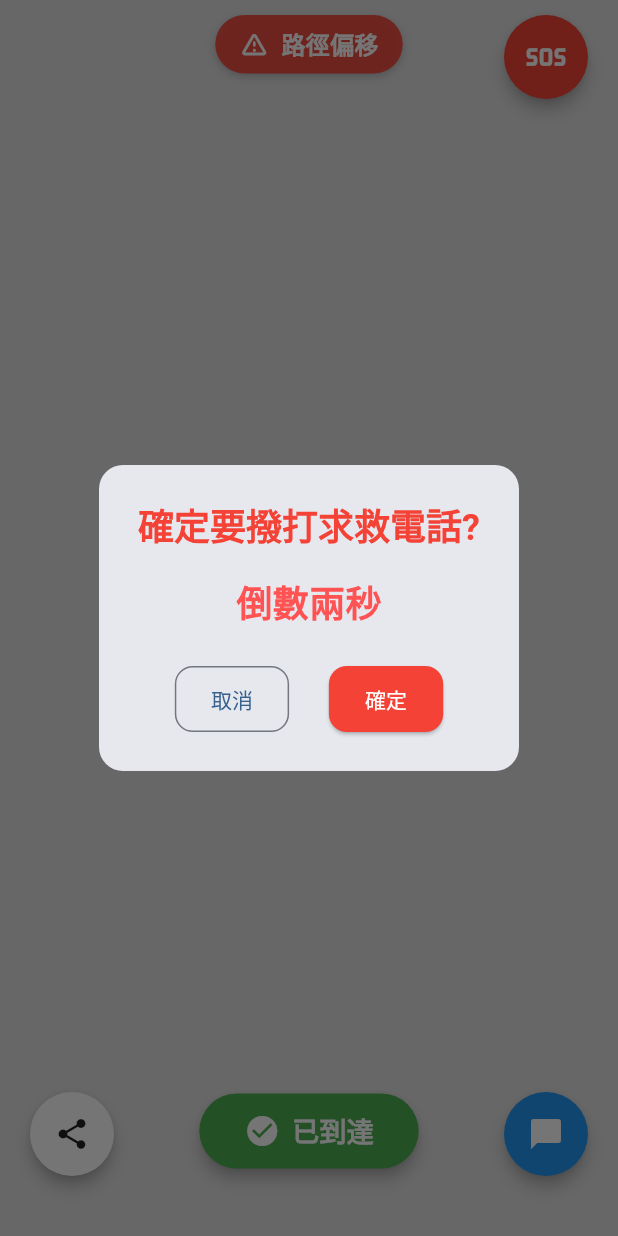
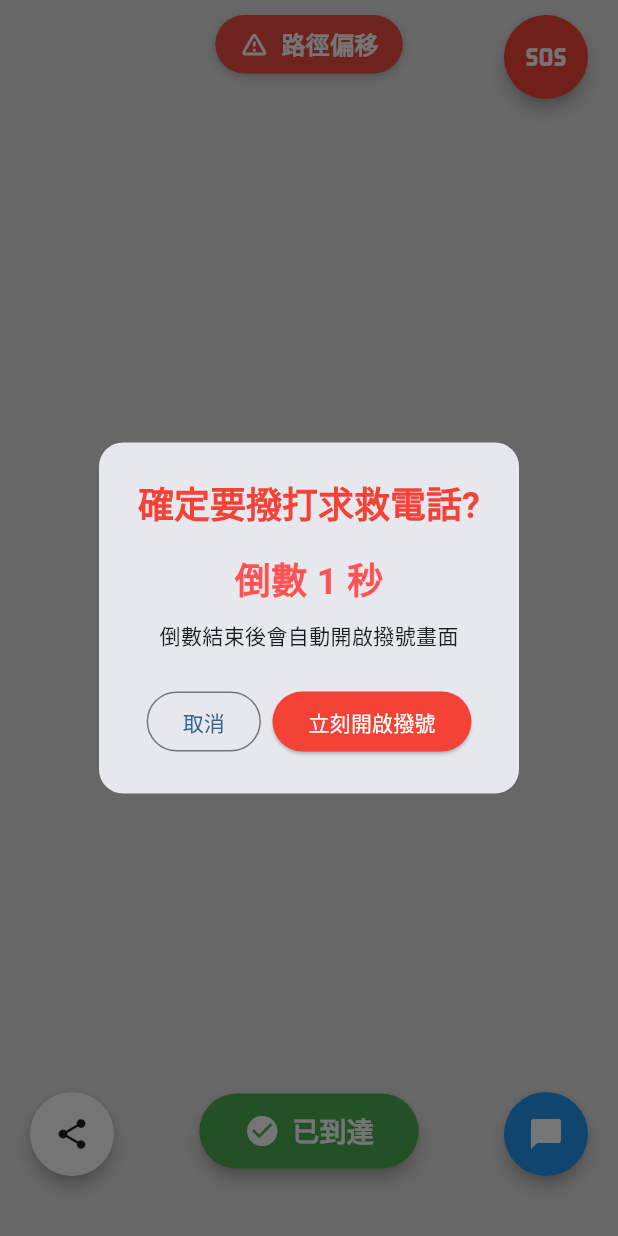
Before and after one commit to kqqy/ridesharing, a Flutter app: the ActiveTripPage widget shown alone on an empty page, opened directly, after a tap on the "sos" icon, on a phone screen of 412 x 824 dp. Run offline on Flutter 3.47's test engine with Material 3 defaults, Android fonts, the light colour scheme and no system bars; our stand-ins replace supabase_flutter; accounts and stored records are empty.

Commit message:
一鍵求助

```diff
--- a/lib/active_trip_page.dart
+++ b/lib/active_trip_page.dart
@@ -2,6 +2,9 @@ import 'package:flutter/material.dart';
 import 'active_trip_widgets.dart'; // 引入 UI
 import 'chat_page.dart'; // 引入聊天室
 import 'rating_page.dart'; // [修正] 引入更名後的評價頁面
+import 'package:url_launcher/url_launcher.dart';
+import 'dart:async';
+
 
 class ActiveTripPage extends StatefulWidget {
   const ActiveTripPage({super.key});
@@ -14,9 +17,37 @@ class _ActiveTripPageState extends State<ActiveTripPage> {
 
   // 處理 SOS 求救
 void _handleSOS() {
+  const String sosNumber = '222'; // ✅ 改成 119 / 112 / 你的客服
+  int sec = 2;
+  Timer? timer;
+
+  Future<void> openDialer() async {
+    final uri = Uri(scheme: 'tel', path: sosNumber);
+    if (await canLaunchUrl(uri)) {
+      await launchUrl(uri); // ✅ 跳到系統撥號畫面
+    } else {
+      debugPrint('無法開啟撥號畫面：$uri');
+    }
+  }
+
   showDialog(
     context: context,
-      builder: (context) => AlertDialog(
+    barrierDismissible: false,
+    builder: (dialogCtx) {
+      return StatefulBuilder(
+        builder: (context, setDialogState) {
+          timer ??= Timer.periodic(const Duration(seconds: 1), (t) async {
+            if (sec <= 1) {
+              t.cancel();
+              if (Navigator.canPop(dialogCtx)) Navigator.pop(dialogCtx);
+              await openDialer(); // ✅ 倒數完自動跳撥號
+            } else {
+              sec--;
+              setDialogState(() {});
+            }
+          });
+
+          return AlertDialog(
             shape: RoundedRectangleBorder(borderRadius: BorderRadius.circular(16)),
             title: const Center(
               child: Text(
@@ -24,13 +55,19 @@ class _ActiveTripPageState extends State<ActiveTripPage> {
                 style: TextStyle(fontWeight: FontWeight.bold, color: Colors.red),
               ),
             ),
-        content: const Column(
+            content: Column(
               mainAxisSize: MainAxisSize.min,
               children: [
                 Text(
-              '倒數兩秒',
-              style: TextStyle(fontSize: 24, fontWeight: FontWeight.bold, color: Colors.redAccent),
+                  '倒數 $sec 秒',
+                  style: const TextStyle(
+                    fontSize: 24,
+                    fontWeight: FontWeight.bold,
+                    color: Colors.redAccent,
                   ),
+                ),
+                const SizedBox(height: 8),
+                const Text('倒數結束後會自動開啟撥號畫面'),
               ],
             ),
             actions: [
@@ -38,29 +75,36 @@ class _ActiveTripPageState extends State<ActiveTripPage> {
                 mainAxisAlignment: MainAxisAlignment.spaceEvenly,
                 children: [
                   OutlinedButton(
-                onPressed: () => Navigator.pop(context),
-                style: OutlinedButton.styleFrom(
-                  shape: RoundedRectangleBorder(borderRadius: BorderRadius.circular(12)),
-                  padding: const EdgeInsets.symmetric(horizontal: 24, vertical: 12),
-                ),
+                    onPressed: () {
+                      timer?.cancel();
+                      Navigator.pop(dialogCtx);
+                    },
                     child: const Text('取消'),
                   ),
                   ElevatedButton(
-                onPressed: () => Navigator.pop(context),
                     style: ElevatedButton.styleFrom(
                       backgroundColor: Colors.red,
                       foregroundColor: Colors.white,
-                  shape: RoundedRectangleBorder(borderRadius: BorderRadius.circular(12)),
-                  padding: const EdgeInsets.symmetric(horizontal: 24, vertical: 12),
                     ),
-                child: const Text('確定'),
+                    onPressed: () async {
+                      timer?.cancel();
+                      Navigator.pop(dialogCtx);
+                      await openDialer(); // ✅ 立刻跳撥號
+                    },
+                    child: const Text('立刻開啟撥號'),
                   ),
                 ],
               ),
             ],
-      ),
           );
+        },
+      );
+    },
+  ).then((_) {
+    timer?.cancel(); // ✅ 任何方式關掉 dialog 都保證停掉 timer
+  });
 }
+
 
   // [修改] 處理已到達：導向評價頁面
   void _handleArrived() {
--- a/pubspec.yaml
+++ b/pubspec.yaml
@@ -35,7 +35,7 @@ dependencies:
   # Use with the CupertinoIcons class for iOS style icons.
   cupertino_icons: ^1.0.8
   supabase_flutter: ^2.6.0
-
+  url_launcher: ^6.3.0
 dev_dependencies:
   flutter_test:
     sdk: flutter
```
Also changed, not shown: pubspec.lock. Lines whose indentation alone changed are shown as unchanged.
